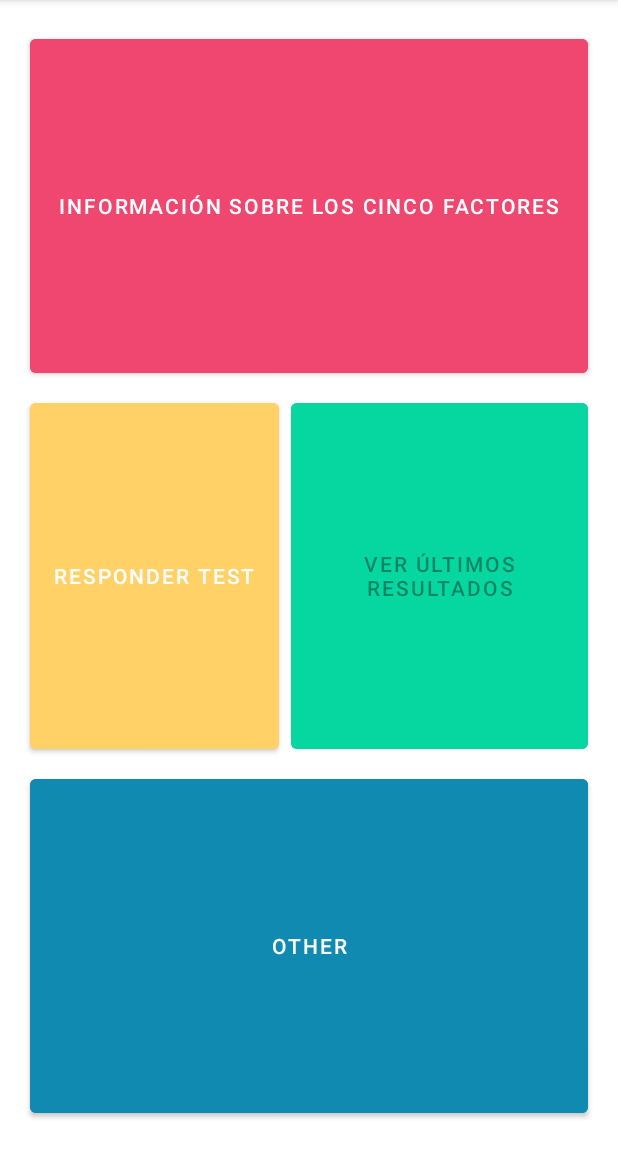
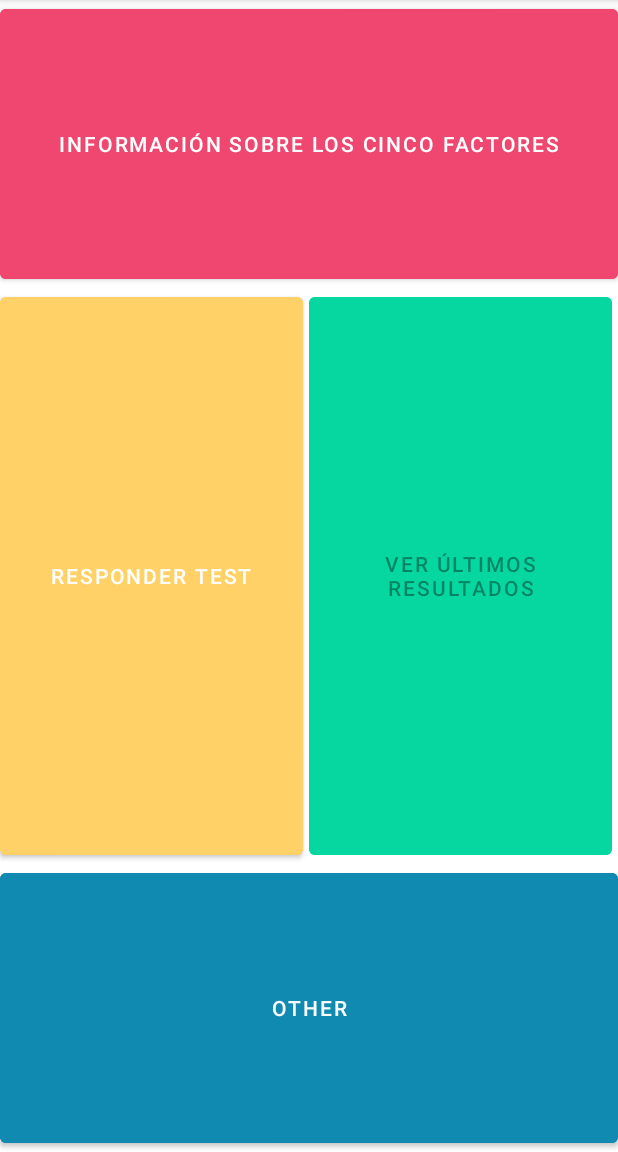
Before and after one commit to elmugrearturo/PsychometricsApp, an Android app: the screen it shows after launch (MainActivity), on a phone screen of 412 x 824 dp, the part 84-1236 px from its top. Run offline under Robolectric (Android 15) with nearby library versions, the phone set to English and light mode, and no system bars; our stand-ins replace Room's generated code.

Commit message:
Testing alternate mosaic view.

```diff
--- a/app/build.gradle.kts
+++ b/app/build.gradle.kts
@@ -50,6 +50,7 @@ dependencies {
     implementation(libs.material)
     implementation(libs.androidx.activity)
     implementation(libs.androidx.constraintlayout)
+    implementation(libs.androidx.constraintlayout.compose)
     implementation(libs.androidx.gridlayout)
     implementation(libs.mpandroidchart)
     testImplementation(libs.junit)
--- a/app/src/main/res/layout/fragment_test_selection.xml
+++ b/app/src/main/res/layout/fragment_test_selection.xml
@@ -1,67 +1,59 @@
 <?xml version="1.0" encoding="utf-8"?>
-<androidx.gridlayout.widget.GridLayout
-    xmlns:android="http://schemas.android.com/apk/res/android"
+<androidx.constraintlayout.widget.ConstraintLayout xmlns:android="http://schemas.android.com/apk/res/android"
     xmlns:app="http://schemas.android.com/apk/res-auto"
     xmlns:tools="http://schemas.android.com/tools"
     android:layout_width="match_parent"
     android:layout_height="match_parent"
-    app:rowCount="3"
-    app:columnCount="3"
-    android:padding="16dp"
-    app:alignmentMode="alignMargins"
-    app:useDefaultMargins="true"
     tools:context=".TestSelectionFragment">
 
         <com.google.android.material.button.MaterialButton
             android:id="@+id/btnBFIInformation"
             android:layout_width="0dp"
-            android:layout_height="wrap_content"
+            android:layout_height="0dp"
+            android:backgroundTint="@color/red"
             android:text="@string/btnBFIInformation"
-            app:layout_row="0"
-            app:layout_column="0"
-            app:layout_columnSpan="3"
-            app:layout_gravity="fill_horizontal"
-            app:layout_rowWeight="1"
-            android:backgroundTint="@color/red"/>
+            app:layout_constraintHeight_percent=".25"
+            app:layout_constraintEnd_toEndOf="parent"
+            app:layout_constraintStart_toStartOf="parent"
+            app:layout_constraintTop_toTopOf="parent" />
 
         <com.google.android.material.button.MaterialButton
             android:id="@+id/btnBFITest"
-            android:layout_width="wrap_content"
-            android:layout_height="wrap_content"
+            android:layout_width="0dp"
+            android:layout_height="0dp"
+            android:backgroundTint="@color/yellow"
             android:text="@string/btnBFITest"
-            app:layout_row="1"
-            app:layout_column="0"
-            app:layout_columnSpan="2"
-            app:layout_gravity="fill_horizontal"
-            app:layout_rowWeight="1"
-            android:backgroundTint="@color/yellow" />
+            app:layout_constraintHeight_percent=".5"
+            app:layout_constraintWidth_percent=".49"
+            app:layout_constraintStart_toStartOf="parent"
+            app:layout_constraintTop_toBottomOf="@id/btnBFIInformation"/>
 
         <com.google.android.material.button.MaterialButton
             android:id="@+id/btnBFITestResults"
             android:layout_width="0dp"
-            android:layout_height="wrap_content"
+            android:layout_height="0dp"
+            android:backgroundTint="@color/green"
             android:text="@string/btnBFITestResults"
-            app:layout_row="1"
-            app:layout_column="2"
-            app:layout_columnSpan="1"
-            app:layout_gravity="fill_horizontal"
-            app:layout_rowWeight="1"
-            android:backgroundTint="@color/green" />
+            app:layout_constraintHeight_percent=".5"
+            app:layout_constraintWidth_percent=".49"
+            app:layout_constraintStart_toEndOf="@id/btnBFITest"
+            app:layout_constraintEnd_toEndOf="parent"
+            app:layout_constraintTop_toBottomOf="@id/btnBFIInformation"/>
 
         <!-- Info Button -->
         <com.google.android.material.button.MaterialButton
             android:id="@+id/btnOther"
             android:layout_width="0dp"
-            android:layout_height="wrap_content"
+            android:layout_height="0dp"
+            android:backgroundTint="@color/blue"
             android:text="@string/btnOther"
-            app:layout_row="2"
-            app:layout_column="0"
-            app:layout_columnSpan="3"
-            app:layout_gravity="fill_horizontal"
-            app:layout_rowWeight="1"
-            android:backgroundTint="@color/blue"/>
+            app:layout_constraintHeight_percent=".25"
+            app:layout_constraintEnd_toEndOf="parent"
+            app:layout_constraintStart_toStartOf="parent"
+            app:layout_constraintTop_toBottomOf="@id/btnBFITestResults"
+            />
 
-    <!--com.google.android.material.card.MaterialCardView
+        <!--com.google.android.material.card.MaterialCardView
         android:id="@+id/btnInfo2"
         android:layout_width="0dp"
         android:layout_height="wrap_content"
@@ -97,4 +89,4 @@
         </LinearLayout>
     </com.google.android.material.card.MaterialCardView-->
 
-</androidx.gridlayout.widget.GridLayout>
+</androidx.constraintlayout.widget.ConstraintLayout>
--- a/gradle/libs.versions.toml
+++ b/gradle/libs.versions.toml
@@ -17,6 +17,7 @@ navigationCompose = "2.7.7"
 gridlayout = "1.0.0"
 
 [libraries]
+androidx-constraintlayout-compose = { module = "androidx.constraintlayout:constraintlayout-compose" }
 androidx-core-ktx = { group = "androidx.core", name = "core-ktx", version.ref = "coreKtx" }
 androidx-navigation-ui-ktx = { module = "androidx.navigation:navigation-ui-ktx" }
 androidx-room-compiler = { module = "androidx.room:room-compiler", version.ref = "roomRuntime" }
```
